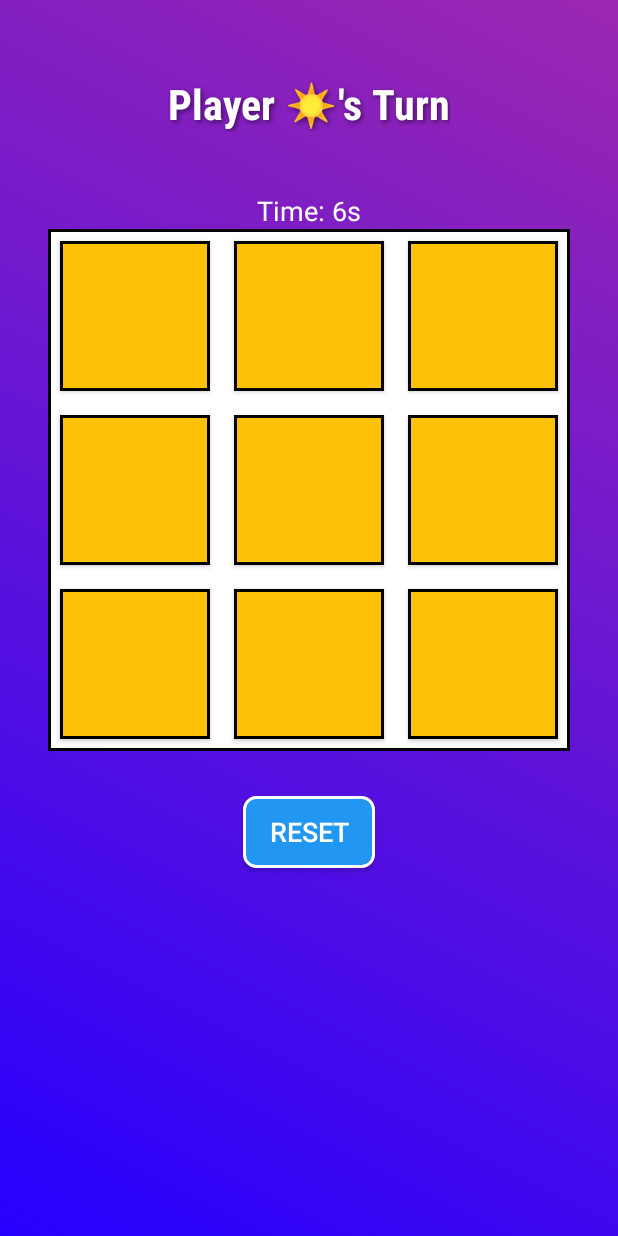
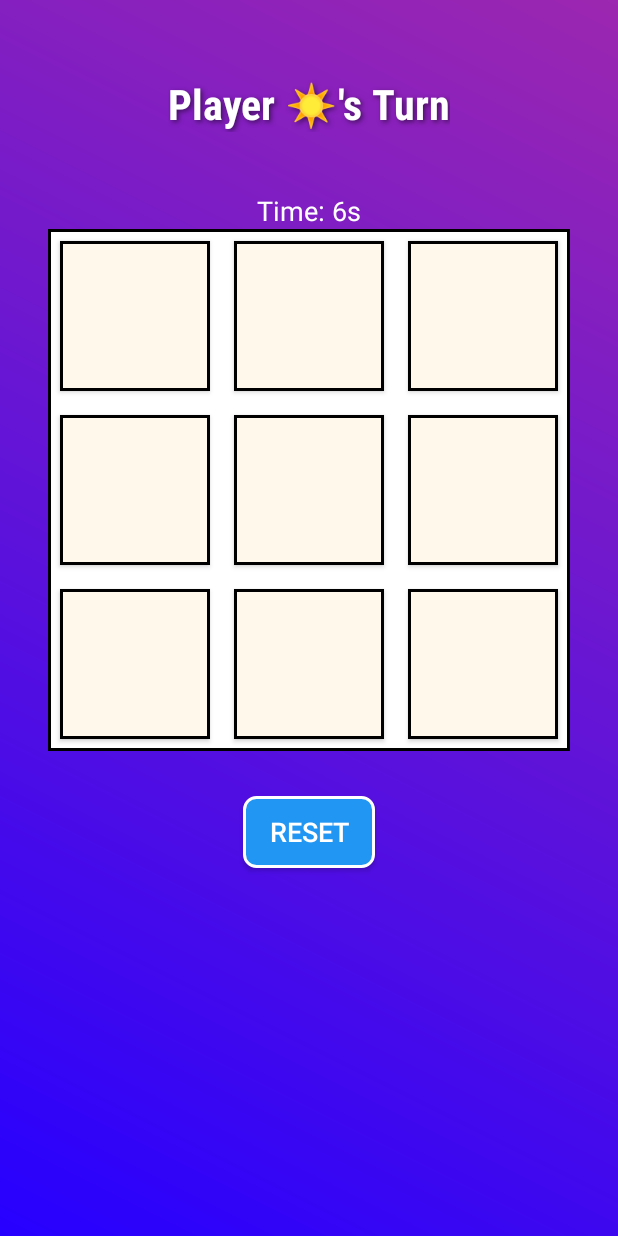
Before and after one commit to k-aghakhani/TicTacToe, an Android app: the screen it shows after launch (MainActivity), on a phone screen of 412 x 824 dp. Run offline under Robolectric (Android 15) with nearby library versions, the phone set to English and light mode, and no system bars.

Commit message:
change color

```diff
--- a/app/src/main/res/drawable/cell_background.xml
+++ b/app/src/main/res/drawable/cell_background.xml
@@ -1,5 +1,5 @@
 <?xml version="1.0" encoding="utf-8"?>
 <shape xmlns:android="http://schemas.android.com/apk/res/android">
-    <solid android:color="#FFC107" />
+    <solid android:color="#FFF8EB" />
     <stroke android:width="2dp" android:color="#000000" />
 </shape>
```
